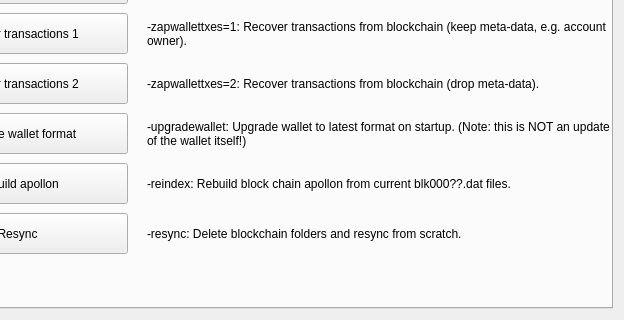
Old version of the form src/qt/forms/debugwindow.ui in the repository CoinStaging/Apollon; both pictures show x 116 to 740 and y 214 to 534 of the 740 by 534 pixel window.
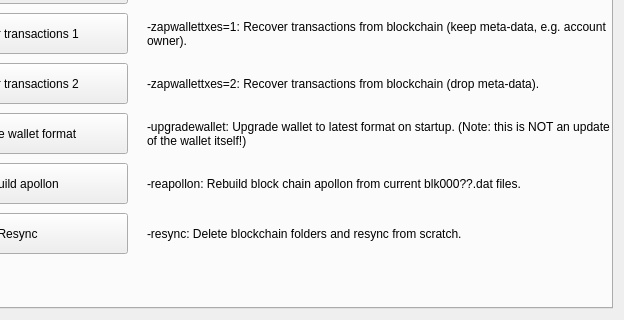
New version of the form. The open tabs and pages were chosen to show the change. Icons and pictures are not drawn. Custom widgets are drawn as their Qt base class.

What changed in the file:
```diff
--- a/src/qt/forms/debugwindow.ui
+++ b/src/qt/forms/debugwindow.ui
@@ -1640,7 +1640,7 @@
         </rect>
        </property>
        <property name="text">
-        <string>-reindex: Rebuild block chain apollon from current blk000??.dat files.</string>
+        <string>-reapollon: Rebuild block chain apollon from current blk000??.dat files.</string>
        </property>
       </widget>
       <widget class="QPushButton" name="btn_resync">
```
Left out of the diff: 6 changed lines with no effect on the pictures.
